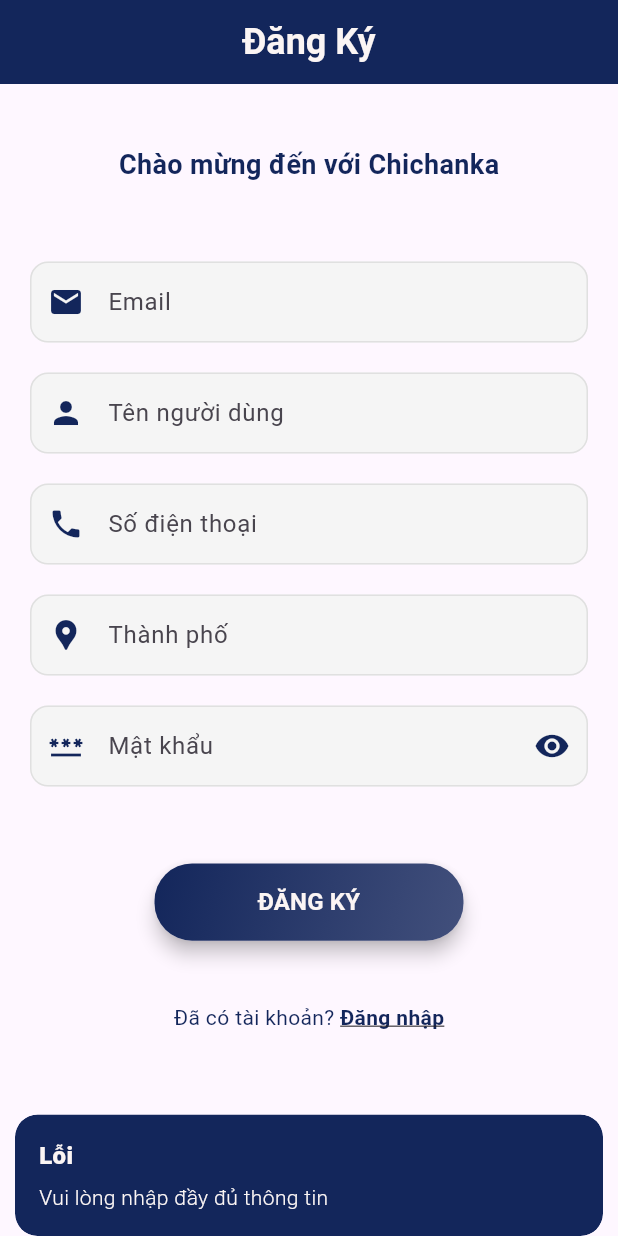
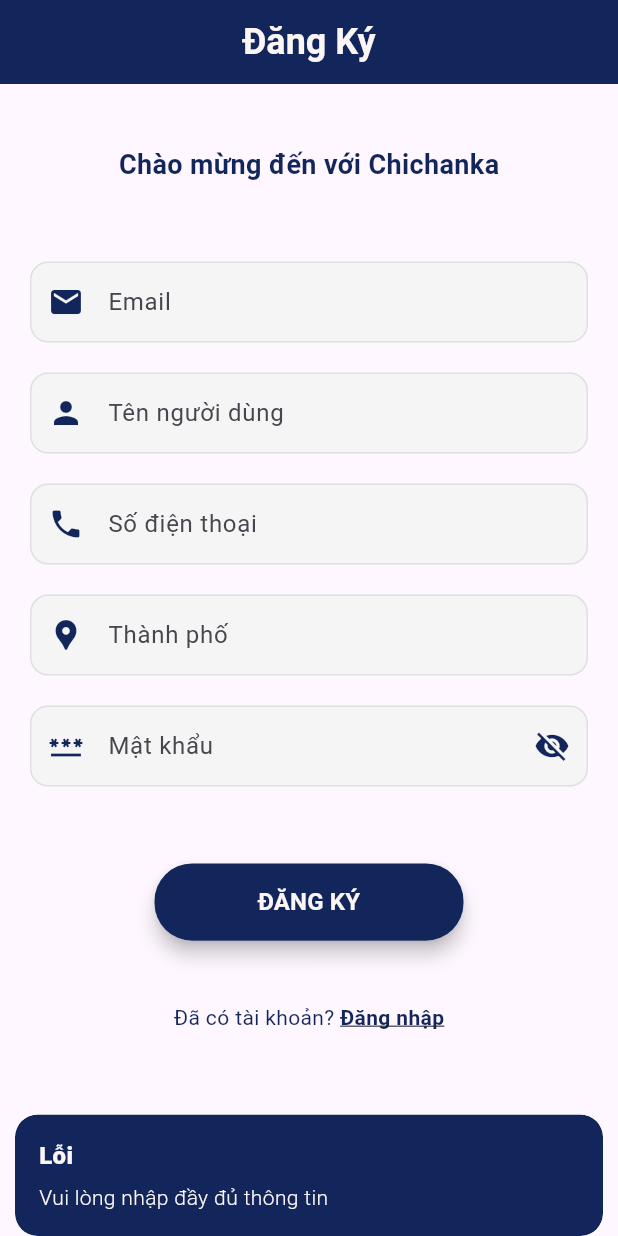
Before and after one commit to tamntm39/Sales_App, a Flutter app: the SignUpScreen screen opened directly, after a tap on "ĐĂNG KÝ", on a phone screen of 412 x 824 dp. Run offline on Flutter 3.47's test engine with Material 3 defaults, Android fonts, the phone set to English and light mode, and no system bars; our stand-ins replace cached_network_image, carousel_slider, cloud_firestore, dio, firebase_auth, firebase_core and 9 more; missing offline and left inert: image_card; accounts and stored records are empty.

Commit message:
Lưu code trước khi pull từ main

```diff
--- a/lib/screens/auth-ui/sign-in-screen.dart
+++ b/lib/screens/auth-ui/sign-in-screen.dart
@@ -231,8 +231,9 @@
               );
             } else {
               // Gọi API đăng nhập
-              final result = await _authService.login(email, password);
-
+              final result = await _authService.login(
+                  userEmail.text.trim(), userPassword.text.trim());
+              print(result); // In log để kiểm tra response
               if (result['success'] == true) {
                 final userData = result['data'];
                 final prefs = await SharedPreferences.getInstance();
--- a/lib/screens/auth-ui/sign-up-screen.dart
+++ b/lib/screens/auth-ui/sign-up-screen.dart
@@ -1,7 +1,6 @@
-import 'package:chichanka_perfume/controllers/sign-up-controller.dart';
 import 'package:chichanka_perfume/screens/auth-ui/sign-in-screen.dart';
+import 'package:chichanka_perfume/services/auth_register_service.dart';
 import 'package:chichanka_perfume/utils/app-constant.dart';
-import 'package:firebase_auth/firebase_auth.dart';
 import 'package:flutter/material.dart';
 import 'package:flutter_keyboard_visibility/flutter_keyboard_visibility.dart';
 import 'package:get/get.dart';
@@ -14,20 +13,22 @@
 }
 
 class _SignUpScreenState extends State<SignUpScreen> {
-  final SignUpController signUpController = Get.put(SignUpController());
+  final AuthRegisterService _registerService = AuthRegisterService();
   TextEditingController username = TextEditingController();
   TextEditingController userEmail = TextEditingController();
   TextEditingController userPhone = TextEditingController();
   TextEditingController userCity = TextEditingController();
   TextEditingController userPassword = TextEditingController();
+  RxBool isPasswordVisible = true.obs;
 
   @override
   Widget build(BuildContext context) {
-    return KeyboardVisibilityBuilder(builder: (context, isKeyboardVisible) {
+    return KeyboardVisibilityBuilder(
+      builder: (context, isKeyboardVisible) {
         return Scaffold(
           appBar: AppBar(
             backgroundColor: AppConstant.navy,
-          elevation: 0, // Loại bỏ bóng đổ để giao diện phẳng hơn
+            elevation: 0,
             centerTitle: true,
             title: Text(
               "Đăng Ký",
@@ -40,21 +41,17 @@
           ),
           body: SingleChildScrollView(
             physics: BouncingScrollPhysics(),
-          child: Container(
-            padding:
-                EdgeInsets.symmetric(horizontal: 20.0), // Thêm padding cho đẹp
+            child: Padding(
+              padding: const EdgeInsets.symmetric(horizontal: 20.0),
               child: Column(
                 children: [
                   SizedBox(height: Get.height / 20),
-                Container(
-                  alignment: Alignment.center,
-                  child: Text(
+                  Text(
                     "Chào mừng đến với Chichanka",
                     style: TextStyle(
                       color: AppConstant.navy,
                       fontWeight: FontWeight.bold,
                       fontSize: 18.0,
-                    ),
                     ),
                   ),
                   SizedBox(height: Get.height / 20),
@@ -92,10 +89,10 @@
             ),
           ),
         );
-    });
+      },
+    );
   }
 
-  // Hàm tạo TextField tùy chỉnh
   Widget _buildTextField({
     required TextEditingController controller,
     required String hintText,
@@ -112,12 +109,12 @@
           hintText: hintText,
           prefixIcon: Icon(icon, color: AppConstant.navy),
           filled: true,
-          fillColor: Colors.grey[100], // Màu nền nhẹ
+          fillColor: Colors.grey[100],
           contentPadding:
               EdgeInsets.symmetric(vertical: 15.0, horizontal: 10.0),
           border: OutlineInputBorder(
             borderRadius: BorderRadius.circular(12.0),
-            borderSide: BorderSide.none, // Loại bỏ viền mặc định
+            borderSide: BorderSide.none,
           ),
           enabledBorder: OutlineInputBorder(
             borderRadius: BorderRadius.circular(12.0),
@@ -132,23 +129,22 @@
     );
   }
 
-  // Hàm tạo trường mật khẩu
   Widget _buildPasswordField() {
     return Container(
       margin: EdgeInsets.symmetric(vertical: 10.0),
       child: Obx(
         () => TextFormField(
           controller: userPassword,
-          obscureText: signUpController.isPasswordVisible.value,
+          obscureText: isPasswordVisible.value,
           cursorColor: AppConstant.navy,
           keyboardType: TextInputType.visiblePassword,
           decoration: InputDecoration(
             hintText: "Mật khẩu",
             prefixIcon: Icon(Icons.password, color: AppConstant.navy),
             suffixIcon: GestureDetector(
-              onTap: () => signUpController.isPasswordVisible.toggle(),
+              onTap: () => isPasswordVisible.toggle(),
               child: Icon(
-                signUpController.isPasswordVisible.value
+                isPasswordVisible.value
                     ? Icons.visibility_off
                     : Icons.visibility,
                 color: AppConstant.navy,
@@ -176,10 +172,9 @@
     );
   }
 
-  // Hàm tạo nút Đăng Ký
   Widget _buildSignUpButton() {
     return Material(
-      elevation: 5, // Thêm bóng đổ cho nút
+      elevation: 5,
       borderRadius: BorderRadius.circular(25.0),
       child: Container(
         width: Get.width / 2,
@@ -187,11 +182,6 @@
         decoration: BoxDecoration(
           color: AppConstant.navy,
           borderRadius: BorderRadius.circular(25.0),
-          gradient: LinearGradient(
-            colors: [AppConstant.navy, AppConstant.navy.withValues(alpha: 0.8)],
-            begin: Alignment.topLeft,
-            end: Alignment.bottomRight,
-          ),
         ),
         child: TextButton(
           onPressed: () async {
@@ -200,7 +190,6 @@
             String phone = userPhone.text.trim();
             String city = userCity.text.trim();
             String password = userPassword.text.trim();
-            String? userDeviceToken = '';
 
             if (name.isEmpty ||
                 email.isEmpty ||
@@ -215,26 +204,32 @@
                 colorText: AppConstant.appTextColor,
               );
             } else {
-              UserCredential? userCredential =
-                  await signUpController.signUpMethod(
-                name,
-                email,
-                phone,
-                city,
-                password,
-                userDeviceToken,
+              final result = await _registerService.registerCustomer(
+                fullName: name,
+                phone: phone,
+                address: city,
+                email: email,
+                username: name, // hoặc sử dụng tên đăng nhập khác nếu có
+                password: password,
               );
-
-              if (userCredential != null) {
+              print(result);
+              if (result['success'] == true) {
                 Get.snackbar(
-                  "Email xác nhận đã được gửi",
-                  "Vui lòng kiểm tra email của bạn",
+                  "Đăng ký thành công",
+                  "Vui lòng kiểm tra email để xác nhận tài khoản",
                   snackPosition: SnackPosition.BOTTOM,
                   backgroundColor: AppConstant.navy,
                   colorText: AppConstant.appTextColor,
                 );
-                FirebaseAuth.instance.signOut();
                 Get.offAll(() => SignInScreen());
+              } else {
+                Get.snackbar(
+                  "Lỗi",
+                  result['message'] ?? "Đăng ký thất bại",
+                  snackPosition: SnackPosition.BOTTOM,
+                  backgroundColor: AppConstant.navy,
+                  colorText: AppConstant.appTextColor,
+                );
               }
             }
           },
@@ -251,7 +246,6 @@
     );
   }
 
-  // Hàm tạo dòng "Đã có tài khoản? Đăng nhập"
   Widget _buildSignInRow() {
     return Row(
       mainAxisAlignment: MainAxisAlignment.center,
--- a/pubspec.yaml
+++ b/pubspec.yaml
@@ -12,6 +12,7 @@
   carousel_slider: ^5.0.0
   cloud_firestore: ^5.6.5
   connectivity_plus: ^6.1.3
+  dio: ^5.4.0
   crypto: ^3.0.6
   firebase_auth: ^5.5.1
   firebase_core: ^3.12.1
```
Also changed, not shown: lib/services/auth_register_service.dart (added, +39 -0 lines), lib/services/auth_service.dart (+18 -33 lines), pubspec.lock, 125 other files. Lines whose indentation alone changed are shown as unchanged.
